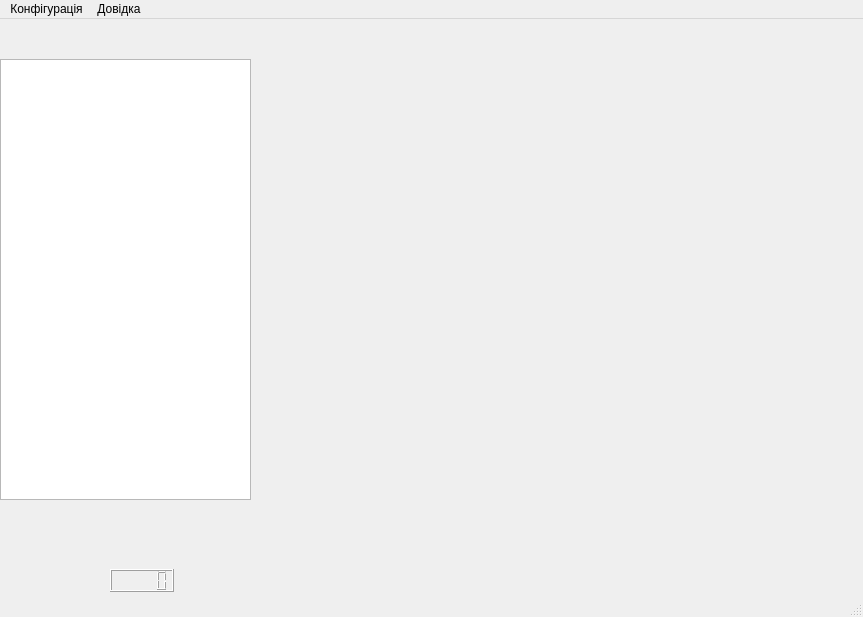
Old version of the form ui-Main.ui in the repository rnd95/AutoDruk.
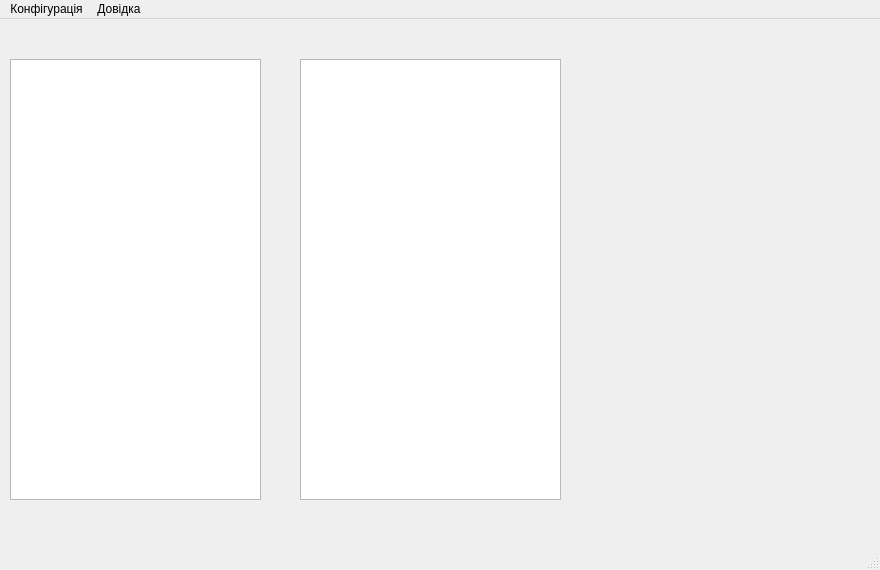
New version of the form.

```diff
--- a/ui-Main.ui
+++ b/ui-Main.ui
@@ -7,10 +7,16 @@
    <rect>
     <x>0</x>
     <y>0</y>
-    <width>863</width>
-    <height>617</height>
+    <width>880</width>
+    <height>570</height>
    </rect>
   </property>
+  <property name="sizePolicy">
+   <sizepolicy hsizetype="Minimum" vsizetype="Minimum">
+    <horstretch>88</horstretch>
+    <verstretch>57</verstretch>
+   </sizepolicy>
+  </property>
   <property name="font">
    <font>
     <family>Segoe UI</family>
@@ -20,26 +26,57 @@
   <property name="windowTitle">
    <string>AutoDruk (beta) - {applet_name}</string>
   </property>
+  <property name="layoutDirection">
+   <enum>Qt::LeftToRight</enum>
+  </property>
+  <property name="autoFillBackground">
+   <bool>false</bool>
+  </property>
+  <property name="styleSheet">
+   <string notr="true"/>
+  </property>
+  <property name="documentMode">
+   <bool>true</bool>
+  </property>
   <widget class="QWidget" name="centralwidget">
    <widget class="QListView" name="listView">
     <property name="geometry">
      <rect>
-      <x>0</x>
+      <x>10</x>
       <y>40</y>
       <width>251</width>
       <height>441</height>
      </rect>
     </property>
+    <property name="minimumSize">
+     <size>
+      <width>251</width>
+      <height>0</height>
+     </size>
+    </property>
+    <property name="whatsThis">
+     <string/>
+    </property>
    </widget>
-   <widget class="QLCDNumber" name="lcdNumber">
+   <widget class="QTableWidget" name="tableWidget">
     <property name="geometry">
      <rect>
-      <x>110</x>
-      <y>550</y>
-      <width>64</width>
-      <height>23</height>
+      <x>300</x>
+      <y>40</y>
+      <width>261</width>
+      <height>441</height>
      </rect>
     </property>
+    <property name="sizePolicy">
+     <sizepolicy hsizetype="Fixed" vsizetype="Fixed">
+      <horstretch>122</horstretch>
+      <verstretch>0</verstretch>
+     </sizepolicy>
+    </property>
+    <property name="styleSheet">
+     <string notr="true">
+color: rgb(133, 229, 255);</string>
+    </property>
    </widget>
   </widget>
   <widget class="QMenuBar" name="menubar">
@@ -47,7 +84,7 @@
     <rect>
      <x>0</x>
      <y>0</y>
-     <width>863</width>
+     <width>880</width>
      <height>21</height>
     </rect>
    </property>
```
Left out of the diff: 43 changed lines with no effect on the pictures.
